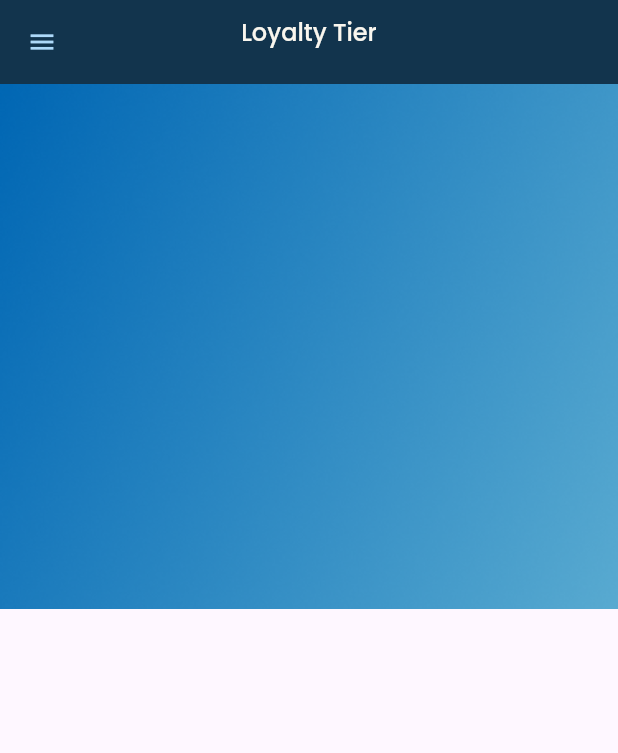
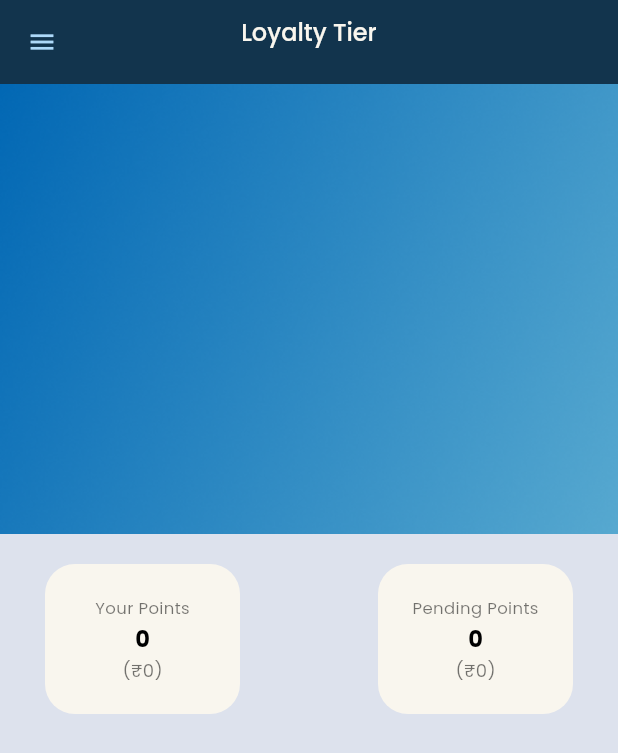
Before and after one commit to neelandrakar/retail_app_flutter, a Flutter app: the LoyaltyTierScreen screen opened directly, on a phone screen of 412 x 824 dp. Shown: the top 753 px of the screen. Run offline on Flutter 3.47's test engine with Material 3 defaults, Android fonts, the light colour scheme and no system bars; our stand-ins replace camera, dropdown_button2, flutter_map, flutter_rating_bar, flutter_svg, geocoding and 13 more; missing offline and left inert: cloudinary_public, syncfusion_flutter_core; accounts and stored records are empty.

Commit message:
Push with current tier middle alignment

```diff
--- a/lib/constants/global_variables.dart
+++ b/lib/constants/global_variables.dart
@@ -67,6 +67,7 @@ PendingDataModel allPendingData = PendingDataModel(stored_visits: storedVisits);
 LoyaltyPointsModel loyaltyPointsModel = LoyaltyPointsModel(
     total_sale: 0,
     total_points: 0,
+    total_pending: 0,
     invoice_wise_points: [],
     loyalty_tiers: []
 );
--- a/lib/models/loyalty_points_model.dart
+++ b/lib/models/loyalty_points_model.dart
@@ -7,12 +7,14 @@ import 'package:retail_app_flutter/models/loyalty_tier.dart';
 class LoyaltyPointsModel {
   final int total_sale;
   final int total_points;
+  final int total_pending;
   final List<InvoiceWisePointsModel>? invoice_wise_points;
   final List<LoyaltyTier> loyalty_tiers;
 
   LoyaltyPointsModel({
     required this.total_sale,
     required this.total_points,
+    required this.total_pending,
     this.invoice_wise_points,
     required this.loyalty_tiers
   });
@@ -21,6 +23,7 @@ class LoyaltyPointsModel {
     return <String, dynamic>{
       'total_sale': total_sale,
       'total_points': total_points,
+      'total_pending': total_pending,
       'invoiceWisePoints': invoice_wise_points?.map((x) => x.toMap()).toList(),
       'loyalty_tiers': loyalty_tiers.map((x) => x.toMap()).toList(),
     };
@@ -30,6 +33,7 @@ class LoyaltyPointsModel {
     return LoyaltyPointsModel(
         total_sale: map['total_sale'] as int,
         total_points: map['total_points'] as int,
+        total_pending: map['total_pending'] as int,
         invoice_wise_points: List<InvoiceWisePointsModel>.from(map['details']
             .map((x) => InvoiceWisePointsModel.fromMap(x))),
         loyalty_tiers: List<LoyaltyTier>.from(map['tier_details']
--- a/lib/providers/ssml_loyalty_provider.dart
+++ b/lib/providers/ssml_loyalty_provider.dart
@@ -8,6 +8,7 @@ class SSMLLoyaltyProvider extends ChangeNotifier{
   LoyaltyPointsModel loyaltyPointsModel = LoyaltyPointsModel(
       total_sale: 0,
       total_points: 0,
+      total_pending: 0,
       invoice_wise_points: [],
       loyalty_tiers: []
   );
--- a/lib/ssml_loyalty/screens/loyalty_tier_screen.dart
+++ b/lib/ssml_loyalty/screens/loyalty_tier_screen.dart
@@ -4,6 +4,7 @@ import 'package:percent_indicator/circular_percent_indicator.dart';
 import 'package:percent_indicator/linear_percent_indicator.dart';
 import 'package:retail_app_flutter/constants/assets_constants.dart';
 import 'package:retail_app_flutter/constants/global_variables.dart';
+import 'package:retail_app_flutter/ssml_loyalty/widgets/points_widget.dart';
 import 'package:retail_app_flutter/ssml_loyalty/widgets/tier_widget.dart';
 import '../../constants/custom_app_bar.dart';
 import '../../constants/my_colors.dart';
@@ -19,7 +20,7 @@ class LoyaltyTierScreen extends StatefulWidget {
 class _LoyaltyTierScreenState extends State<LoyaltyTierScreen> {
   String pageName = 'Loyalty Tier';
   ScrollController _scrollController = ScrollController();
-  int tierWidgetWidth = 120;
+  int tierWidgetWidth = 140;
   int currTier = 0;
 
   void _scrollToIndex(int index, int itemWidth) {
@@ -38,7 +39,7 @@ class _LoyaltyTierScreenState extends State<LoyaltyTierScreen> {
   Widget build(BuildContext context) {
 
     return Scaffold(
-
+      backgroundColor: MyColors.ashColor,
       appBar: PreferredSize(
         preferredSize: const Size.fromHeight(56),
         child: CustomAppBar(
@@ -58,9 +59,9 @@ class _LoyaltyTierScreenState extends State<LoyaltyTierScreen> {
                 image: DecorationImage(image: AssetImage(AssetsConstants.blue_background_img) ,fit: BoxFit.cover,
                 ),
               ),
-              height: 350,
+              height: 300,
               child: Padding(
-                padding: const EdgeInsets.all(8.0),
+                padding: const EdgeInsets.symmetric(vertical: 30),
                 child: ListView.builder(
                       itemCount: loyaltyPointsModel.loyalty_tiers.length,
                       scrollDirection: Axis.horizontal,
@@ -92,7 +93,7 @@ class _LoyaltyTierScreenState extends State<LoyaltyTierScreen> {
                           }
                         }
 
-                        print('Current tier is $currTier');
+                        // print('Current tier is $currTier');
 
                          _scrollToIndex(currTier, tierWidgetWidth);
 
@@ -106,11 +107,28 @@ class _LoyaltyTierScreenState extends State<LoyaltyTierScreen> {
                           is_current: loyaltyPointsModel.loyalty_tiers[index].is_current,
                           till_next_tier: loyaltyPointsModel.loyalty_tiers[index].till_next_tier,
                           total_points: loyaltyPointsModel.total_points,
+                          widgetWidth: tierWidgetWidth,
                         );
                       }
                   ),
               ),
               ),
+            Padding(
+              padding: const EdgeInsets.symmetric(horizontal: 30, vertical: 20),
+              child: Row(
+                mainAxisAlignment: MainAxisAlignment.spaceBetween,
+                children: [
+                  PointsWidget(
+                    box_text: 'Your Points',
+                    total_points: loyaltyPointsModel.total_points.toString()
+                  ),
+                  PointsWidget(
+                    box_text: 'Pending Points',
+                    total_points: loyaltyPointsModel.total_points.toString()
+                  ),
+                ],
+              ),
+            )
           ],
         ),
       ),
--- /dev/null
+++ b/lib/ssml_loyalty/widgets/points_widget.dart
@@ -0,0 +1,71 @@
+import 'package:flutter/material.dart';
+
+import '../../constants/my_colors.dart';
+import '../../constants/my_fonts.dart';
+
+class PointsWidget extends StatefulWidget {
+  final String box_text;
+  final String total_points;
+  const PointsWidget({
+    super.key,
+    required this.box_text,
+    required this.total_points,
+  });
+
+  @override
+  State<PointsWidget> createState() => _PointsWidgetState();
+}
+
+class _PointsWidgetState extends State<PointsWidget> {
+  @override
+  Widget build(BuildContext context) {
+    return Container(
+      height: 100,
+      width: 130,
+      decoration: BoxDecoration(
+        color: MyColors.boneWhite,
+        borderRadius: BorderRadius.circular(20)
+      ),
+      child: Column(
+        mainAxisAlignment: MainAxisAlignment.center,
+        children: [
+          Text(
+            widget.box_text,
+            maxLines: 1,
+            style: TextStyle(
+                color: MyColors.fadedBlack,
+                fontSize: 11,
+                fontFamily: MyFonts.poppins,
+                fontWeight: FontWeight.normal,
+                overflow: TextOverflow.ellipsis
+            ),
+          ),
+          SizedBox(height: 2),
+          Text(
+            widget.total_points,
+            maxLines: 1,
+            style: TextStyle(
+                color: MyColors.blackColor,
+                fontSize: 15,
+                fontFamily: MyFonts.poppins,
+                fontWeight: FontWeight.bold,
+                overflow: TextOverflow.ellipsis
+            ),
+          ),
+          SizedBox(height: 2),
+          Text(
+            '(₹${widget.total_points})',
+            maxLines: 1,
+            style: TextStyle(
+                color: MyColors.fadedBlack,
+                fontSize: 12,
+                fontFamily: MyFonts.poppins,
+                fontWeight: FontWeight.normal,
+                overflow: TextOverflow.ellipsis
+            ),
+          )
+        ],
+      ),
+    );
+  }
+}
--- a/lib/ssml_loyalty/widgets/tier_widget.dart
+++ b/lib/ssml_loyalty/widgets/tier_widget.dart
@@ -12,6 +12,7 @@ class TierWidget extends StatefulWidget {
   final int is_current;
   final int till_next_tier;
   final int total_points;
+  final int widgetWidth;
   const TierWidget({
     super.key,
     required this.tier_name,
@@ -21,7 +22,8 @@ class TierWidget extends StatefulWidget {
     required this.max_points,
     required this.is_current,
     required this.till_next_tier,
-    required this.total_points
+    required this.total_points,
+    required this.widgetWidth
   });
 
   @override
@@ -47,15 +49,16 @@ class _TierWidgetState extends State<TierWidget> {
   @override
   Widget build(BuildContext context) {
     return Container(
-      width: 120,
+      width: widget.widgetWidth.toDouble(),
       child: Column(
-        mainAxisAlignment: MainAxisAlignment.spaceEvenly,
+        // mainAxisAlignment: MainAxisAlignment.spaceEvenly,
         children: [
           Image.asset(
             widget.tier_img,
             width: 100,
             height: 101
           ),
+          SizedBox(height: 20),
           Text(
             widget.tier_name,
             maxLines: 1,
@@ -67,6 +70,7 @@ class _TierWidgetState extends State<TierWidget> {
                 overflow: TextOverflow.ellipsis
             ),
           ),
+          SizedBox(height: 10),
           Text(
             "${widget.min_points.toString()} pts",
             maxLines: 1,
@@ -78,8 +82,9 @@ class _TierWidgetState extends State<TierWidget> {
                 overflow: TextOverflow.ellipsis
             ),
           ),
+          SizedBox(height: 25),
           LinearPercentIndicator(
-                width: 100,
+                width: 120,
                 lineHeight: 8.0,
                 percent: getFillUpData(),
                 alignment: MainAxisAlignment.start,
```
